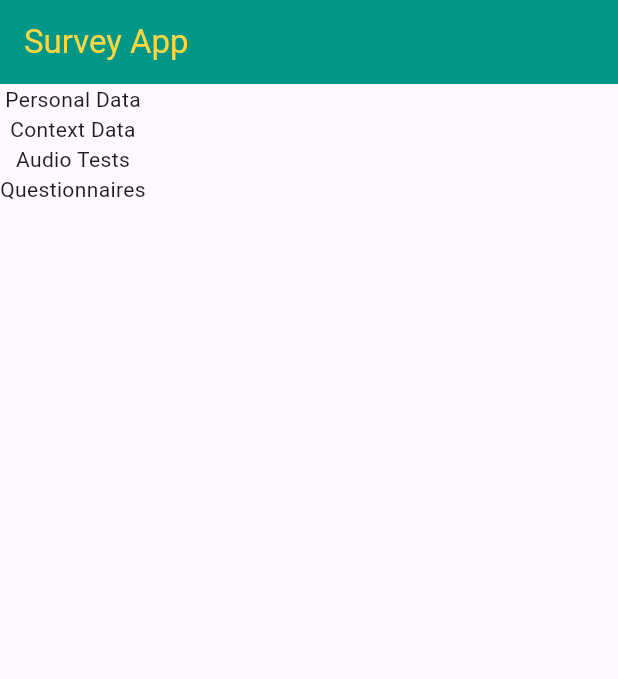
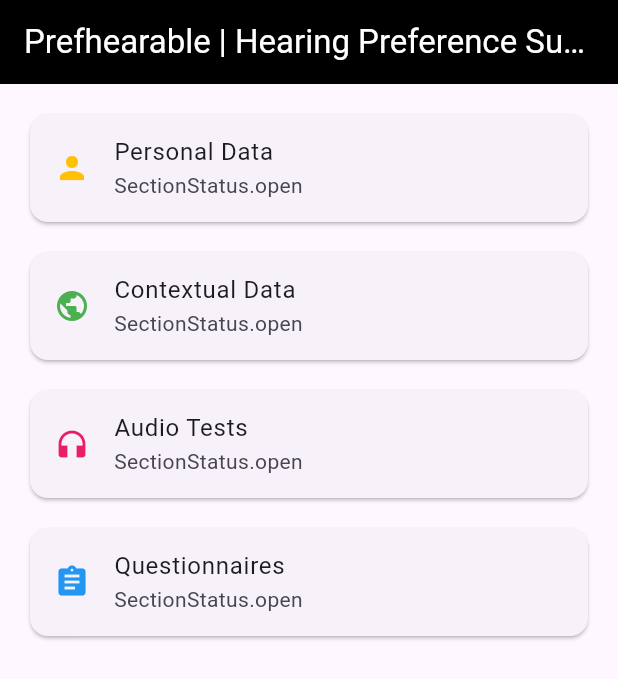
Before and after one commit to ArmerSchluca/prefhearable-frontend, a Flutter app: the screen it shows after launch, on a phone screen of 412 x 824 dp. Shown: the top 679 px of the screen. Run offline on Flutter 3.47's test engine with Material 3 defaults, Android fonts, the light colour scheme and no system bars.

Commit message:
Design for SectionCards on HomeScreen

```diff
--- a/lib/view/home.dart
+++ b/lib/view/home.dart
@@ -9,17 +9,93 @@ class HomePage extends StatelessWidget {
   Widget build(BuildContext context) {
     return Scaffold(
       appBar: AppBar(
-        title: Text("Survey App", style: TextStyle(color: Colors.amberAccent)),
-        backgroundColor: Colors.teal,
+        title: Text("Prefhearable | Hearing Preference Survey App", style: TextStyle(color: Colors.white)),
+        backgroundColor: Colors.black,
       ),
-      body: Column(
-        children: [
-          Text("Personal Data"),
-          Text("Context Data"),
-          Text("Audio Tests"),
-          Text("Questionnaires"),
-        ],
+
+      body: Padding(
+        padding: EdgeInsets.all(16.0),
+        child: Column(
+          crossAxisAlignment: .start,
+          children: [
+            SectionCard(
+              title: "Personal Data",
+              icon: Icon(
+                Icons.person,
+                color: Colors.amber
+                ),
+              status: SectionStatus.open,
+            ),
+            SizedBox(height: 12),
+            SectionCard(
+              title: "Contextual Data",
+              icon: Icon(
+                Icons.public,
+                color: Colors.green
+                ),
+              status: SectionStatus.open,
+            ),
+            SizedBox(height: 12),
+            SectionCard(
+              title: "Audio Tests",
+              icon: Icon(
+                Icons.headphones,
+                color: Colors.pink
+                ),
+              status: SectionStatus.open,
+            ),
+            SizedBox(height: 12),
+            SectionCard(
+              title: "Questionnaires",
+              icon: Icon(
+                Icons.assignment,
+                color: Colors.blue
+                ),
+              status: SectionStatus.open,
+            ),
+          ],
+        ),
       ),
     );
   }
 }
+
+class SectionCard extends StatelessWidget {
+  final String title;
+  final Icon icon;
+  final SectionStatus status;
+
+  const SectionCard({
+    super.key,
+    required this.title,
+    required this.icon,
+    required this.status,
+  });
+
+  @override
+  Widget build(BuildContext context) {
+    return Center(
+      child: Card(
+        clipBehavior: .hardEdge,
+        child: InkWell(
+          splashColor: Colors.blue.withAlpha(30),
+          onTap: () {
+            debugPrint('Card tapped.');
+          },
+          child: Column(
+            mainAxisSize: .min,
+            children: <Widget>[
+              ListTile(
+                leading: icon,
+                title: Text(title),
+                subtitle: Text(status.toString()),
+              ),
+            ],
+          ),
+        ),
+      ),
+    );
+  }
+}
+
+enum SectionStatus { open, partial, completed }
```
